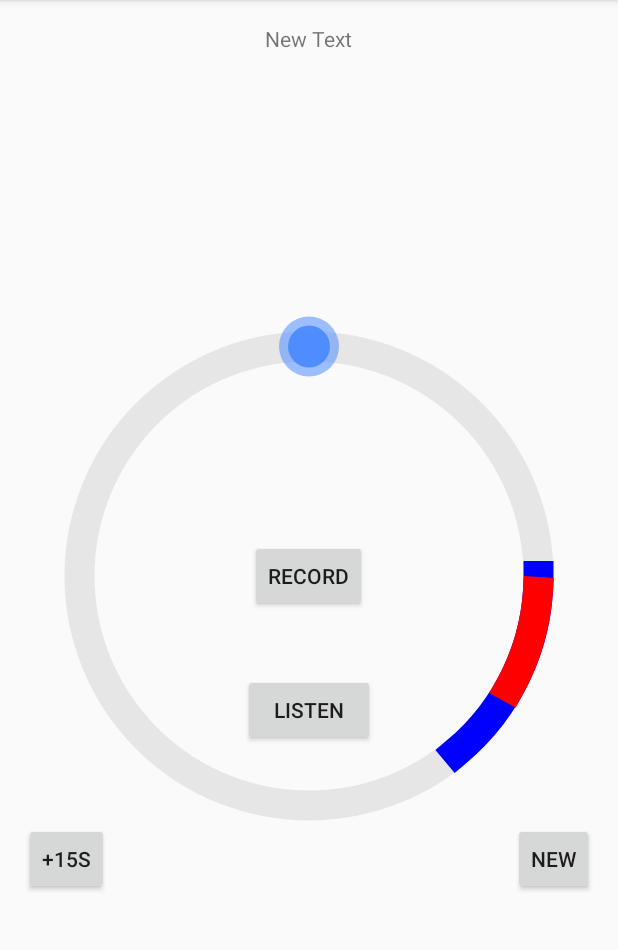
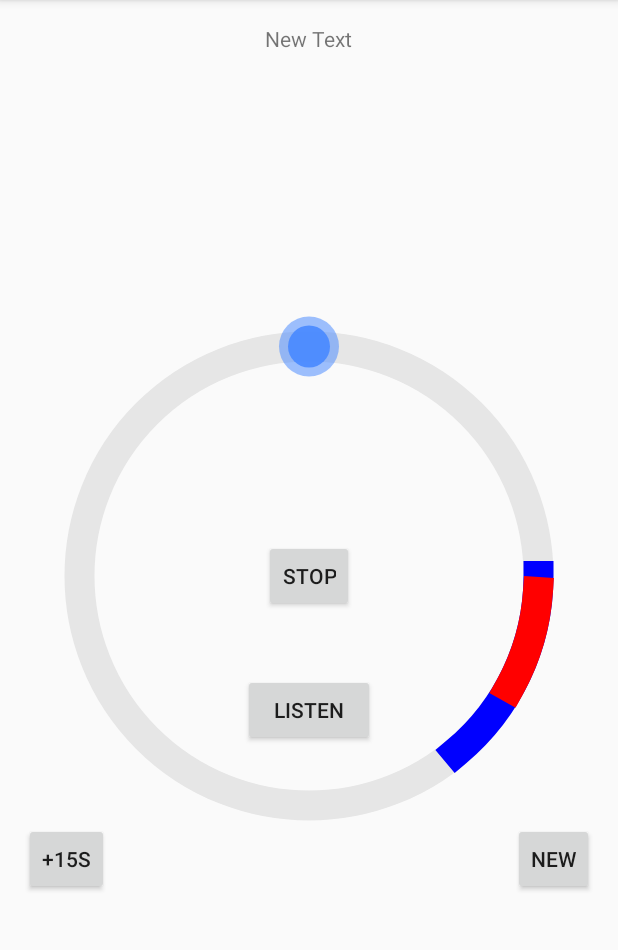
Before and after one commit to 24hours/SnoreTracker, an Android app: the screen it shows after launch (MainActivity), after a tap on "RECORD", on a phone screen of 412 x 824 dp, the part 84-1034 px from its top. Run offline under Robolectric (Android 15) with nearby library versions, the phone set to English and light mode, and no system bars.

Commit message:
enable recording

```diff
--- a/app/src/main/AndroidManifest.xml
+++ b/app/src/main/AndroidManifest.xml
@@ -2,6 +2,7 @@
 <manifest xmlns:android="http://schemas.android.com/apk/res/android"
     package="com.labtf.snoretracker" >
     <uses-permission android:name="android.permission.WRITE_EXTERNAL_STORAGE" />
+    <uses-permission android:name="android.permission.READ_EXTERNAL_STORAGE" />
     <uses-permission android:name="android.permission.RECORD_AUDIO" />
 
     <application
--- a/app/src/main/java/com/labtf/snoretracker/MainActivity.java
+++ b/app/src/main/java/com/labtf/snoretracker/MainActivity.java
@@ -5,6 +5,7 @@ import android.content.Context;
 import android.graphics.Color;
 import android.net.Uri;
 import android.os.Bundle;
+import android.os.Environment;
 import android.support.v4.app.Fragment;
 import android.support.v4.app.FragmentManager;
 import android.support.v4.app.FragmentPagerAdapter;
@@ -16,18 +17,15 @@ import android.view.MenuItem;
 import android.view.View;
 import android.view.ViewGroup;
 import android.widget.Button;
-import android.media.MediaPlayer;
-import android.media.MediaRecorder;
-import android.os.Environment;
 import android.util.Log;
 import android.widget.TextView;
 import android.widget.Toast;
 
 import java.io.File;
-import java.io.FileNotFoundException;
-import java.io.FileOutputStream;
 import java.io.IOException;
 
+import java.text.SimpleDateFormat;
+import java.util.Date;
 import java.util.Locale;
 import java.util.Timer;
 import java.util.TimerTask;
@@ -54,6 +52,9 @@ public class MainActivity extends ActionBarActivity{
      */
     ViewPager mViewPager;
     private static String TAG = "MainActivity";
+    private static String FOLDER = "SnoreTracker";
+    private String FILE_PATH;
+    private String extension = "mp4";
     private SnoreAnalyse sna = new SnoreAnalyse();
     private SoundRecorder sdr;
     private static CircularSeekBar seekbar;
@@ -68,6 +69,13 @@ public class MainActivity extends ActionBarActivity{
 
         mViewPager = (ViewPager) findViewById(R.id.pager);
         mViewPager.setAdapter(mSectionsPagerAdapter);
+        File file = new File(Environment.getExternalStoragePublicDirectory(
+                Environment.DIRECTORY_MUSIC), FOLDER);
+        if(file.exists() == false || file.isDirectory() == false){
+            file.mkdir();
+        }
+
+        FILE_PATH = file.getAbsolutePath();
     }
 
     @Override
@@ -149,6 +157,7 @@ public class MainActivity extends ActionBarActivity{
             seekbar.setStartAngle(0);
             seekbar.highlight(0, 6000, Color.BLUE, 1);
             seekbar.highlight(500, 3000, Color.RED, 2);
+
             return rootView;
         }
     }
@@ -172,35 +181,49 @@ public class MainActivity extends ActionBarActivity{
     }
 
     public void onPlayClicked(View view){
-        if(sdr != null || sdr.isRecording() == true){
-            StopRecording();
+        String filename = FILE_PATH + "/" + generateFileName() + "." + extension;
+        Button playBtn = (Button)view.findViewById(R.id.play);
+
+        if(sdr != null && sdr.isRecording() == true){
+            sdr.Stop();
+            sdr = null;
+            playBtn.setText("Record");
+
         } else {
-            sdr = new SoundRecorder();
-            sdr.Record();
-        }
-
-        isRecording = !isRecording;
-        Button playBtn = (Button)view.findViewById(R.id.play);
-        if(isRecording){
+            sdr = new SoundRecorder(filename);
+            try{
+                sdr.Record();
+            } catch (IOException e){
+                Toast toast = Toast.makeText(getApplicationContext(),
+                                            "Failed to Get Microphone",
+                                            Toast.LENGTH_LONG);
+                toast.show();
+            }
             playBtn.setText("Stop");
-        } else {
-            playBtn.setText("Record");
         }
     }
 
     public void onListenClicked(View view){
-        if(mPlayer.isPlaying()){
-            pause(false);
-        } else {
-            play(sna.GetFilePath());
-        }
 
-        Button playBtn = (Button)view.findViewById(R.id.listen);
+    }
 
-        if(mPlayer.isPlaying()){
-            playBtn.setText("Pause");
-        } else {
-            playBtn.setText("Listen");
+    public String generateFileName(){
+        if( isExternalStorageWritable() == true){
+            // if user tap record twice, the original file it will get override.
+            SimpleDateFormat dateFormat = new SimpleDateFormat("yyyy_MM_dd_hh_mm");
+            return dateFormat.format(new Date());
+        } else{
+            return "";
         }
     }
+
+
+    /* Checks if external storage is available for read and write */
+    public boolean isExternalStorageWritable() {
+        String state = Environment.getExternalStorageState();
+        if (Environment.MEDIA_MOUNTED.equals(state)) {
+            return true;
+        }
+        return false;
+    }
 }
--- a/app/src/main/java/com/labtf/snoretracker/SoundRecorder.java
+++ b/app/src/main/java/com/labtf/snoretracker/SoundRecorder.java
@@ -9,7 +9,7 @@ import android.util.Log;
  */
 public class SoundRecorder {
     private MediaRecorder rec;
-    private String LOG_TAG = "SoundRecorder";
+    private String TAG = "SoundRecorder";
     private static boolean recording = false;
 
     public SoundRecorder(String filepath){
@@ -24,10 +24,12 @@ public class SoundRecorder {
         try {
             rec.prepare();
         } catch (IOException e) {
-            Log.e("SoundRecorder", "prepare() failed due to ".concat(e.getMessage()));
+            Log.e(TAG, "prepare() failed due to ".concat(e.getMessage()));
             throw e;
         }
+
         rec.start();
+        recording = true;
     }
 
     public void Stop(){
```
